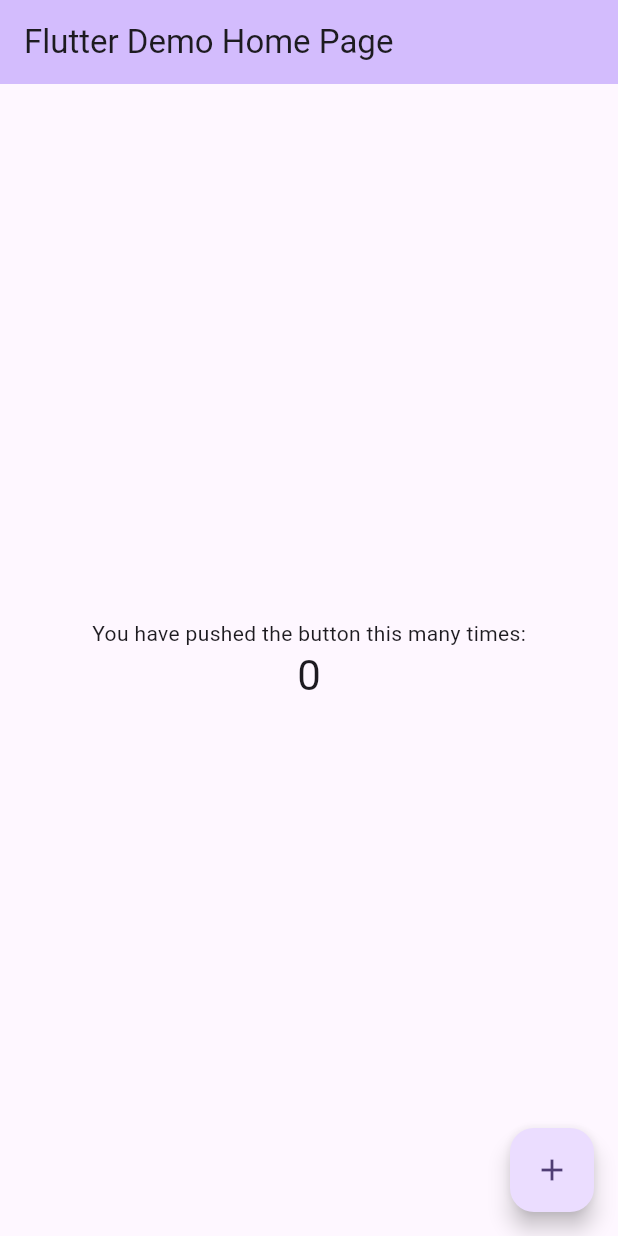
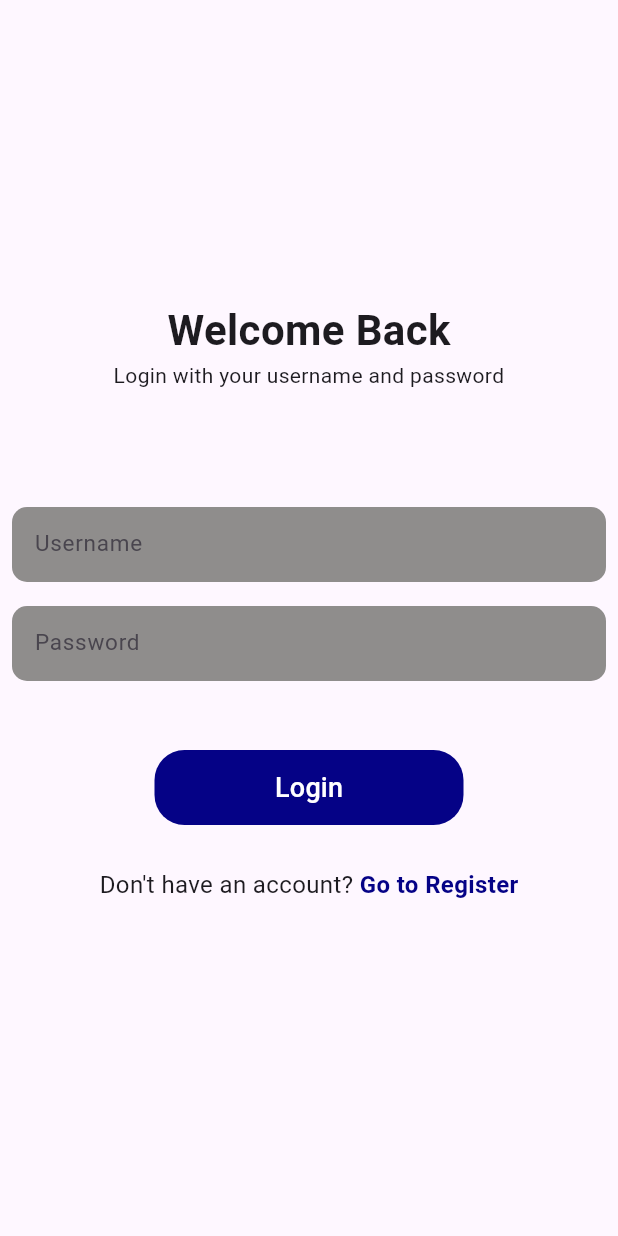
Before and after one commit to yahiyam/cyra_ecommerce, a Flutter app: the screen it shows after launch, on a phone screen of 412 x 824 dp. Run offline on Flutter 3.47's test engine with Material 3 defaults, Android fonts, the light colour scheme and no system bars.

Commit message:
login and registration page UI done

```diff
--- /dev/null
+++ b/lib/constants.dart
@@ -0,0 +1,3 @@
+import 'package:flutter/material.dart';
+
+const Color mainColor = Color.fromARGB(255, 5, 2, 390);
--- /dev/null
+++ b/lib/login.dart
@@ -0,0 +1,174 @@
+import 'dart:developer';
+
+import 'package:cyra_ecommerce/constants.dart';
+import 'package:cyra_ecommerce/registration.dart';
+import 'package:flutter/material.dart';
+
+class LoginPage extends StatefulWidget {
+  const LoginPage({super.key});
+
+  @override
+  State<LoginPage> createState() => _LoginPageState();
+}
+
+class _LoginPageState extends State<LoginPage> {
+  String? username, password;
+  bool isProcessing = false;
+  final GlobalKey<FormState> _formKey = GlobalKey<FormState>();
+
+  @override
+  Widget build(BuildContext context) {
+    return Scaffold(
+      body: SingleChildScrollView(
+        child: Form(
+          key: _formKey,
+          child: Center(
+            child: Column(
+              children: [
+                const SizedBox(height: 200),
+                const Text(
+                  'Welcome Back',
+                  style: TextStyle(
+                    fontSize: 28,
+                    fontWeight: FontWeight.bold,
+                  ),
+                ),
+                const Text(
+                  'Login with your username and password  \n',
+                  textAlign: TextAlign.center,
+                ),
+                const SizedBox(height: 50),
+                Padding(
+                  padding: const EdgeInsets.all(8),
+                  child: Container(
+                    height: 50,
+                    width: MediaQuery.sizeOf(context).width,
+                    decoration: const BoxDecoration(
+                        color: Color.fromARGB(255, 143, 141, 140),
+                        borderRadius: BorderRadius.all(Radius.circular(10))),
+                    child: Padding(
+                      padding: const EdgeInsets.symmetric(horizontal: 15),
+                      child: Center(
+                        child: TextFormField(
+                          style: const TextStyle(fontSize: 15),
+                          decoration: const InputDecoration.collapsed(
+                            hintText: 'Username',
+                          ),
+                          onChanged: (value) {
+                            setState(() {
+                              username = value;
+                            });
+                          },
+                          validator: (value) {
+                            if (value!.isEmpty) {
+                              return 'Enter your username';
+                            }
+                            return null;
+                          },
+                        ),
+                      ),
+                    ),
+                  ),
+                ),
+                Padding(
+                  padding: const EdgeInsets.all(8),
+                  child: Container(
+                    height: 50,
+                    width: MediaQuery.sizeOf(context).width,
+                    decoration: const BoxDecoration(
+                        color: Color.fromARGB(255, 143, 141, 140),
+                        borderRadius: BorderRadius.all(Radius.circular(10))),
+                    child: Padding(
+                      padding: const EdgeInsets.symmetric(horizontal: 15),
+                      child: Center(
+                        child: TextFormField(
+                          obscureText: true,
+                          style: const TextStyle(fontSize: 15),
+                          decoration: const InputDecoration.collapsed(
+                            hintText: 'Password',
+                          ),
+                          onChanged: (value) {
+                            setState(() {
+                              password = value;
+                            });
+                          },
+                          validator: (value) {
+                            if (value!.isEmpty) {
+                              return 'Enter your Password';
+                            }
+                            return null;
+                          },
+                        ),
+                      ),
+                    ),
+                  ),
+                ),
+                const SizedBox(height: 30),
+                isProcessing == true
+                    ? const Center(
+                        child: CircularProgressIndicator(
+                          color: Color.fromARGB(255, 7, 2, 78),
+                        ),
+                      )
+                    : Padding(
+                        padding: const EdgeInsets.all(8),
+                        child: SizedBox(
+                          height: 50,
+                          width: MediaQuery.sizeOf(context).width / 2,
+                          child: TextButton(
+                            style: TextButton.styleFrom(
+                              foregroundColor: Colors.white,
+                              shape: RoundedRectangleBorder(
+                                borderRadius: BorderRadius.circular(20),
+                              ),
+                              backgroundColor: mainColor,
+                            ),
+                            onPressed: () {
+                              if (_formKey.currentState!.validate()) {
+                                log('username = $username');
+                                log('password = $password');
+                              }
+                            },
+                            child: const Text(
+                              'Login',
+                              style: TextStyle(
+                                fontSize: 18,
+                                color: Colors.white,
+                              ),
+                            ),
+                          ),
+                        ),
+                      ),
+                const SizedBox(height: 20),
+                Row(
+                  mainAxisAlignment: MainAxisAlignment.center,
+                  children: [
+                    const Text(
+                      "Don't have an account? ",
+                      style: TextStyle(fontSize: 16),
+                    ),
+                    GestureDetector(
+                      onTap: () {
+                        Navigator.of(context).push(MaterialPageRoute(
+                          builder: (context) => const RegistrationPage(),
+                        ));
+                      },
+                      child: const Text(
+                        'Go to Register',
+                        style: TextStyle(
+                          fontSize: 16,
+                          color: mainColor,
+                          fontWeight: FontWeight.bold,
+                        ),
+                      ),
+                    )
+                  ],
+                ),
+              ],
+            ),
+          ),
+        ),
+      ),
+    );
+  }
+}
--- a/lib/main.dart
+++ b/lib/main.dart
@@ -1,3 +1,4 @@
+import 'package:cyra_ecommerce/login.dart';
 import 'package:flutter/material.dart';
 
 void main() {
@@ -11,59 +12,12 @@ class MyApp extends StatelessWidget {
   Widget build(BuildContext context) {
     return MaterialApp(
       title: 'Flutter Demo',
+      debugShowCheckedModeBanner: false,
       theme: ThemeData(
         colorScheme: ColorScheme.fromSeed(seedColor: Colors.deepPurple),
         useMaterial3: true,
       ),
-      home: const MyHomePage(title: 'Flutter Demo Home Page'),
+      home: const LoginPage(),
     );
   }
 }
-
-class MyHomePage extends StatefulWidget {
-  const MyHomePage({super.key, required this.title});
-
-  final String title;
-
-  @override
-  State<MyHomePage> createState() => _MyHomePageState();
-}
-
-class _MyHomePageState extends State<MyHomePage> {
-  int _counter = 0;
-
-  void _incrementCounter() {
-    setState(() {
-      _counter++;
-    });
-  }
-
-  @override
-  Widget build(BuildContext context) {
-    return Scaffold(
-      appBar: AppBar(
-        backgroundColor: Theme.of(context).colorScheme.inversePrimary,
-        title: Text(widget.title),
-      ),
-      body: Center(
-        child: Column(
-          mainAxisAlignment: MainAxisAlignment.center,
-          children: <Widget>[
-            const Text(
-              'You have pushed the button this many times:',
-            ),
-            Text(
-              '$_counter',
-              style: Theme.of(context).textTheme.headlineMedium,
-            ),
-          ],
-        ),
-      ),
-      floatingActionButton: FloatingActionButton(
-        onPressed: _incrementCounter,
-        tooltip: 'Increment',
-        child: const Icon(Icons.add),
-      ),
-    );
-  }
-}
```
Also changed, not shown: lib/registration.dart (added, +264 -0 lines).
